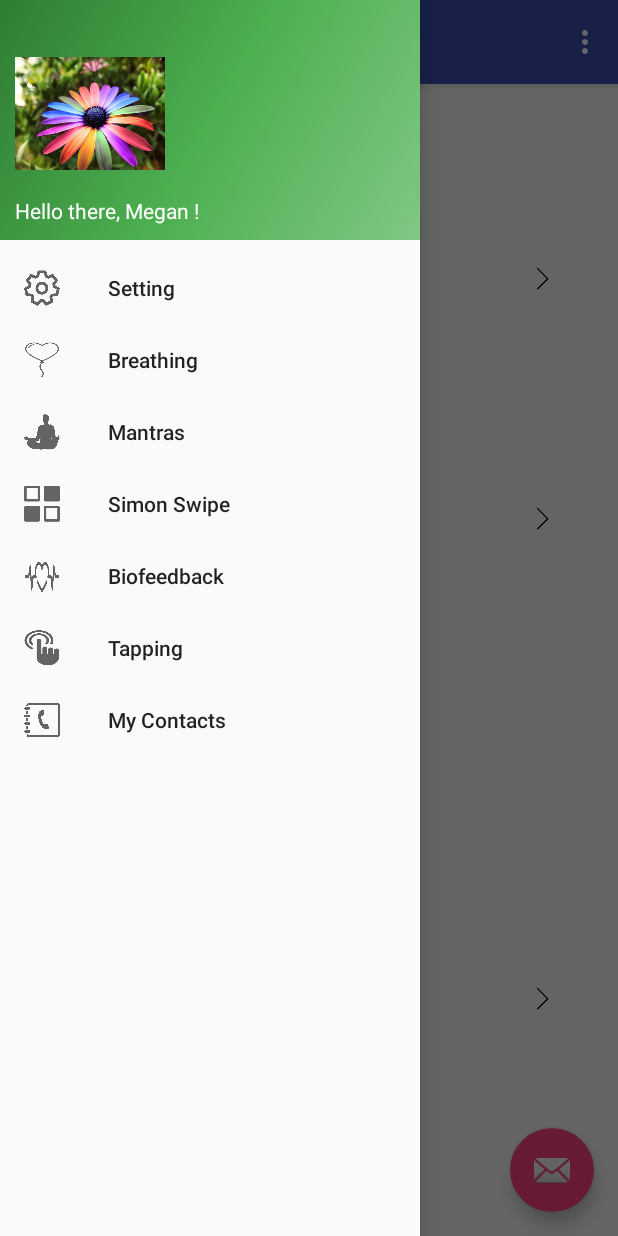
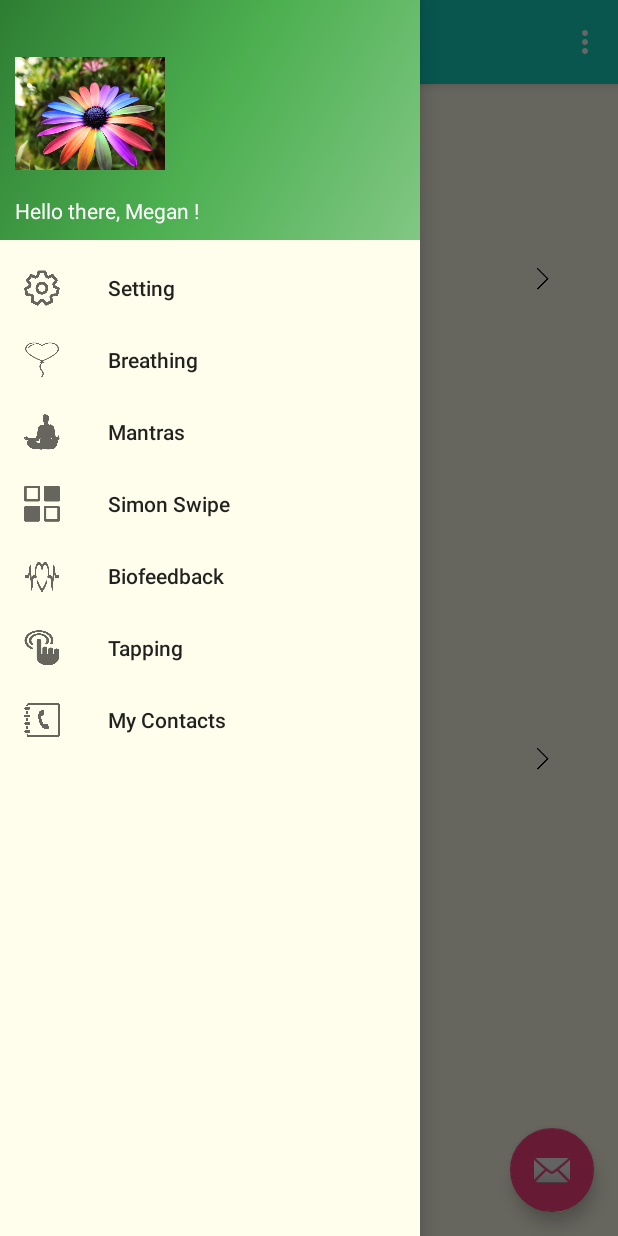
Before and after one commit to courtneyrae23/BeeCalm, an Android app: the fragment SettingFragment placed in its activity, with the side drawer open, on a phone screen of 412 x 824 dp. Run offline under Robolectric (Android 15) with nearby library versions, the phone set to English and light mode, and no system bars.

Commit message:
1.change background and sidebar color, 2.deleted redundant imports, 3.matched exercises in settings with sidebars, 4.delete list_layout and use setting_view, 5.rename list_item into setting_item

```diff
--- a/BeeCalm/mobile/src/main/java/wecare/beecalm/ItemAdapter.java
+++ b/BeeCalm/mobile/src/main/java/wecare/beecalm/ItemAdapter.java
@@ -52,17 +52,8 @@ public class ItemAdapter extends DragItemAdapter<Pair<Long, String>, ItemAdapter
 //                    v.getContext().startActivity(intent);
 //                }
 //            });
-        } else if (mItemList.get(position).second == "Audio Coach") {
-            img_id.get(3).setImageResource(R.mipmap.arrow_right);
-//            img_id.get(3).setOnClickListener(new View.OnClickListener() {
-//                @Override
-//                public void onClick(View v) {
-//                    Intent intent = new Intent(v.getContext(), MantrasActivity.class);
-//                    v.getContext().startActivity(intent);
-//                }
-//            });
         } else if (mItemList.get(position).second == "Contact List") {
-            img_id.get(7).setImageResource(R.mipmap.arrow_right);
+            img_id.get(5).setImageResource(R.mipmap.arrow_right);
 //            img_id.get(7).setOnClickListener(new View.OnClickListener() {
 //                @Override
 //                public void onClick(View v) {
--- a/BeeCalm/mobile/src/main/java/wecare/beecalm/MySwipeRefreshLayout.java
+++ b/BeeCalm/mobile/src/main/java/wecare/beecalm/MySwipeRefreshLayout.java
@@ -1,7 +1,6 @@
 package wecare.beecalm;
 
 import android.content.Context;
-import android.support.v4.view.ViewCompat;
 import android.support.v4.widget.SwipeRefreshLayout;
 import android.util.AttributeSet;
 import android.view.View;
--- a/BeeCalm/mobile/src/main/java/wecare/beecalm/SettingFragment.java
+++ b/BeeCalm/mobile/src/main/java/wecare/beecalm/SettingFragment.java
@@ -1,11 +1,9 @@
 package wecare.beecalm;
 
 import android.content.Context;
-import android.graphics.drawable.ColorDrawable;
 import android.os.Bundle;
 import android.support.annotation.Nullable;
 import android.support.v4.app.Fragment;
-import android.support.v4.app.FragmentTransaction;
 import android.support.v4.content.ContextCompat;
 import android.support.v4.util.Pair;
 import android.support.v4.widget.SwipeRefreshLayout;
@@ -35,7 +33,7 @@ public class SettingFragment extends Fragment {
 
     @Override
     public View onCreateView(LayoutInflater inflater, @Nullable ViewGroup container, @Nullable Bundle savedInstanceState) {
-        View view = inflater.inflate(R.layout.list_layout, container, false);
+        View view = inflater.inflate(R.layout.setting_view, container, false);
         mRefreshLayout = (MySwipeRefreshLayout) view.findViewById(R.id.swipe_refresh_layout);
         mDragListView = (DragListView) view.findViewById(R.id.drag_list_view);
         mDragListView.getRecyclerView().setVerticalScrollBarEnabled(true);
@@ -52,18 +50,12 @@ public class SettingFragment extends Fragment {
                     mItemArray.add(new Pair<>(Long.valueOf(i), "Simon Swipe"));
                     break;
                 case 3:
-                    mItemArray.add(new Pair<>(Long.valueOf(i), "Audio Coach"));
+                    mItemArray.add(new Pair<>(Long.valueOf(i), "Biofeedback"));
                     break;
                 case 4:
-                    mItemArray.add(new Pair<>(Long.valueOf(i), "Biofeedback"));
+                    mItemArray.add(new Pair<>(Long.valueOf(i), "Tapping"));
                     break;
                 case 5:
-                    mItemArray.add(new Pair<>(Long.valueOf(i), "Tapping"));
-                    break;
-                case 6:
-                    mItemArray.add(new Pair<>(Long.valueOf(i), "Yoga"));
-                    break;
-                case 7:
                     mItemArray.add(new Pair<>(Long.valueOf(i), "Contact List"));
                     break;
             }
@@ -97,10 +89,10 @@ public class SettingFragment extends Fragment {
 
     private void setupListRecyclerView() {
         mDragListView.setLayoutManager(new LinearLayoutManager(getContext()));
-        ItemAdapter listAdapter = new ItemAdapter(mItemArray, R.layout.list_item, R.id.image, false);
+        ItemAdapter listAdapter = new ItemAdapter(mItemArray, R.layout.setting_item, R.id.image, false);
         mDragListView.setAdapter(listAdapter, true);
         mDragListView.setCanDragHorizontally(false);
-        mDragListView.setCustomDragItem(new MyDragItem(getContext(), R.layout.list_item));
+        mDragListView.setCustomDragItem(new MyDragItem(getContext(), R.layout.setting_item));
     }
 
     private static class MyDragItem extends DragItem {
--- a/BeeCalm/mobile/src/main/java/wecare/beecalm/SideBarActivity.java
+++ b/BeeCalm/mobile/src/main/java/wecare/beecalm/SideBarActivity.java
@@ -1,6 +1,5 @@
 package wecare.beecalm;
 
-import android.content.Intent;
 import android.os.Bundle;
 import android.support.design.widget.FloatingActionButton;
 import android.support.design.widget.Snackbar;
--- a/BeeCalm/mobile/src/main/res/layout/activity_side_bar.xml
+++ b/BeeCalm/mobile/src/main/res/layout/activity_side_bar.xml
@@ -6,7 +6,8 @@
     android:layout_width="match_parent"
     android:layout_height="match_parent"
     android:fitsSystemWindows="true"
-    tools:openDrawer="start">
+    tools:openDrawer="start"
+    android:background="#FFFEEC">
 
     <include
         layout="@layout/app_bar_side_bar"
@@ -20,6 +21,7 @@
         android:layout_gravity="start"
         android:fitsSystemWindows="true"
         app:headerLayout="@layout/nav_header_side_bar"
-        app:menu="@menu/activity_side_bar_drawer" />
+        app:menu="@menu/activity_side_bar_drawer"
+        android:background="#FFFEEC" />
 
 </android.support.v4.widget.DrawerLayout>
--- a/BeeCalm/mobile/src/main/res/layout/app_bar_side_bar.xml
+++ b/BeeCalm/mobile/src/main/res/layout/app_bar_side_bar.xml
@@ -5,7 +5,8 @@
     android:layout_width="match_parent"
     android:layout_height="match_parent"
     android:fitsSystemWindows="true"
-    tools:context="wecare.beecalm.SideBarActivity">
+    tools:context="wecare.beecalm.SideBarActivity"
+    android:background="#FFFEEC">
 
     <android.support.design.widget.AppBarLayout
         android:layout_width="match_parent"
--- a/BeeCalm/mobile/src/main/res/layout/breathing_view.xml
+++ b/BeeCalm/mobile/src/main/res/layout/breathing_view.xml
@@ -1,7 +1,8 @@
 <?xml version="1.0" encoding="utf-8"?>
 <LinearLayout xmlns:android="http://schemas.android.com/apk/res/android"
     android:orientation="vertical" android:layout_width="match_parent"
-    android:layout_height="match_parent">
+    android:layout_height="match_parent"
+    android:background="#FFFEEC">
 
     <TextView
         android:layout_width="wrap_content"
--- a/BeeCalm/mobile/src/main/res/layout/content_side_bar.xml
+++ b/BeeCalm/mobile/src/main/res/layout/content_side_bar.xml
@@ -10,10 +10,12 @@
     android:paddingTop="@dimen/activity_vertical_margin"
     app:layout_behavior="@string/appbar_scrolling_view_behavior"
     tools:context="wecare.beecalm.SideBarActivity"
-    tools:showIn="@layout/app_bar_side_bar">
+    tools:showIn="@layout/app_bar_side_bar"
+    android:background="#FFFEEC">
 
     <FrameLayout
         android:layout_width="match_parent"
-        android:layout_height="match_parent" android:id="@+id/content_frame"/>
+        android:layout_height="match_parent" android:id="@+id/content_frame"
+        android:background="#FFFEEC" />
 
 </RelativeLayout>
--- a/BeeCalm/mobile/src/main/res/layout/mantras_view.xml
+++ b/BeeCalm/mobile/src/main/res/layout/mantras_view.xml
@@ -1,7 +1,8 @@
 <?xml version="1.0" encoding="utf-8"?>
 <LinearLayout xmlns:android="http://schemas.android.com/apk/res/android"
     android:orientation="vertical" android:layout_width="match_parent"
-    android:layout_height="match_parent">
+    android:layout_height="match_parent"
+    android:background="#FFFEEC">
 
     <TextView
         android:layout_width="wrap_content"
--- a/BeeCalm/mobile/src/main/res/layout/simon_view.xml
+++ b/BeeCalm/mobile/src/main/res/layout/simon_view.xml
@@ -1,7 +1,8 @@
 <?xml version="1.0" encoding="utf-8"?>
 <LinearLayout xmlns:android="http://schemas.android.com/apk/res/android"
     android:orientation="vertical" android:layout_width="match_parent"
-    android:layout_height="match_parent">
+    android:layout_height="match_parent"
+    android:background="#FFFEEC">
 
     <TextView
         android:layout_width="wrap_content"
--- a/BeeCalm/mobile/src/main/res/values/colors.xml
+++ b/BeeCalm/mobile/src/main/res/values/colors.xml
@@ -1,8 +1,8 @@
 <?xml version="1.0" encoding="utf-8"?>
 <resources>
-    <color name="colorPrimary">#3F51B5</color>
+    <color name="colorPrimary">#13D9C4</color>
     <color name="colorPrimaryDark">#303F9F</color>
     <color name="colorAccent">#FF4081</color>
-    <color name="list_item_background">#AACCCCCC</color>
+    <color name="list_item_background">#FFFEEC</color>
     <color name="app_color">#8EAE3C</color>
 </resources>
```
Also changed, not shown: BeeCalm/mobile/src/main/res/layout/list_layout.xml (deleted, +0 -25 lines), BeeCalm/mobile/src/main/res/layout/setting_view.xml (+20 -2 lines), BeeCalm/mobile/src/main/res/layout/setting_item.xml (renamed from BeeCalm/mobile/src/main/res/layout/list_item.xml), 2 other files.
